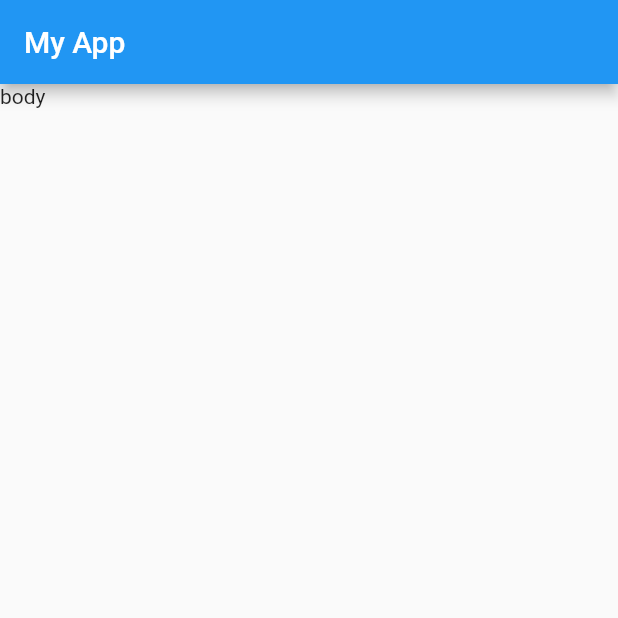
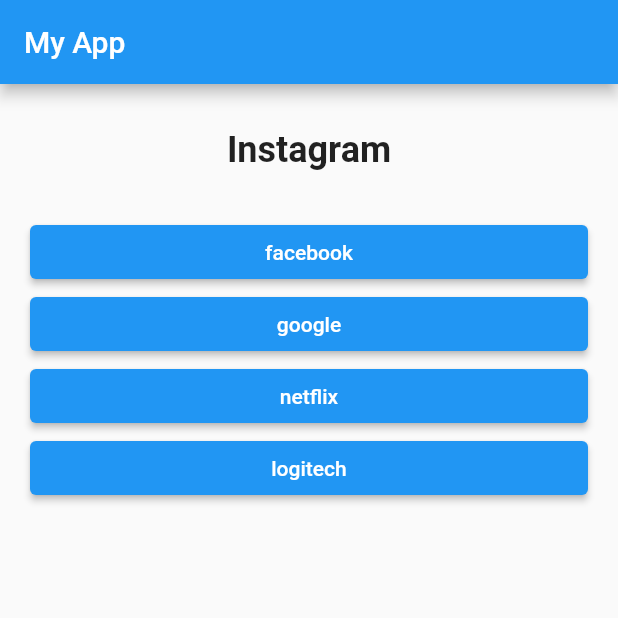
Before and after one commit to pranavshukla1011/learning_flutter, a Flutter app: the screen it shows after launch, on a phone screen of 412 x 824 dp, the top half of it. Run offline on Flutter 3.47's test engine with Material 2 defaults, Android fonts, the phone set to English and light mode, and no system bars.

Commit message:
module 2

```diff
--- /dev/null
+++ b/learning-flutter/flutter_guide/lib/answer.dart
@@ -0,0 +1,22 @@
+import 'package:flutter/material.dart';
+
+class Answer extends StatelessWidget {
+  // const Answer({Key? key}) : super(key: key);
+
+  final VoidCallback onPressed;
+  String text;
+
+  Answer({this.onPressed, this.text});
+
+  @override
+  Widget build(BuildContext context) {
+    return Container(
+      padding: EdgeInsets.symmetric(horizontal: 20),
+      width: double.infinity,
+      child: ElevatedButton(
+        onPressed: onPressed,
+        child: Text(text),
+      ),
+    );
+  }
+}
--- a/learning-flutter/flutter_guide/lib/main.dart
+++ b/learning-flutter/flutter_guide/lib/main.dart
@@ -1,15 +1,75 @@
 import 'package:flutter/material.dart';
+import './question.dart';
+import './answer.dart';
 
 void main() => runApp(MyApp());
 
-class MyApp extends StatelessWidget {
+class MyApp extends StatefulWidget {
+  @override
+  State<StatefulWidget> createState() => _MyAppState();
+}
+
+class _MyAppState extends State<MyApp> {
+  var _questionIndex = 0;
+  var questions = [
+    {
+      'question': 'Instagram',
+      'answers': ['facebook', 'google', 'netflix', 'logitech'],
+    },
+    {
+      'question': 'Whatsapp',
+      'answers': ['google', 'netflix', 'logitech', 'facebook'],
+    },
+    {
+      'question': 'Moviews',
+      'answers': [
+        'logitech',
+        'facebook',
+        'google',
+        'netflix',
+      ],
+    },
+    {
+      'question': 'Mouse',
+      'answers': [
+        'netflix',
+        'logitech',
+        'facebook',
+        'google',
+      ],
+    }
+  ];
+
+  void onPressedFunc() {
+    setState(() {
+      _questionIndex += 1;
+      if (_questionIndex > questions.length - 1) {
+        _questionIndex = 0;
+      }
+    });
+    print(_questionIndex);
+  }
+
   Widget build(BuildContext context) {
     return MaterialApp(
       home: Scaffold(
         appBar: AppBar(
-          title: Text('My App'),
+          title: Text(
+            'My App',
+          ),
         ),
-        body: Text('body'),
+        body: Column(
+          children: [
+            Question(questions[_questionIndex]['question']),
+            ...(questions[_questionIndex]['answers'] as List<String>)
+                .map((item) {
+              return Answer(
+                text: item,
+                onPressed: onPressedFunc,
+              );
+            }).toList(),
+          ],
+        ),
       ),
     );
   }
--- /dev/null
+++ b/learning-flutter/flutter_guide/lib/question.dart
@@ -0,0 +1,20 @@
+import 'package:flutter/material.dart';
+
+class Question extends StatelessWidget {
+  String questionText;
+
+  Question(this.questionText);
+
+  @override
+  Widget build(BuildContext context) {
+    return Container(
+      child: Text(
+        questionText,
+        style: TextStyle(fontSize: 24, fontWeight: FontWeight.bold),
+        textAlign: TextAlign.center,
+      ),
+      width: double.infinity,
+      margin: EdgeInsets.all(30),
+    );
+  }
+}
```
